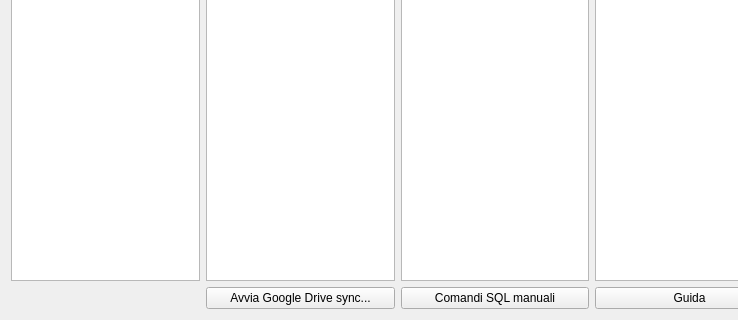
Before: the Qt Designer form AO.ui in Grawa/WorkShiftsIntegrator, drawn with Qt 5; both pictures show x 0 to 738 and y 436 to 756 of the 990 by 756 pixel window.
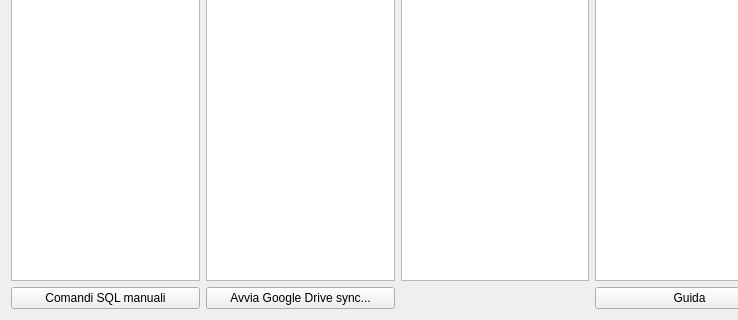
After: the same form once the commit is applied.

The edit to the form file:
```diff
--- a/AO.ui
+++ b/AO.ui
@@ -80,13 +80,6 @@
        </property>
       </widget>
      </item>
-     <item row="2" column="2">
-      <widget class="QPushButton" name="pushButton_9">
-       <property name="text">
-        <string>Comandi SQL manuali</string>
-       </property>
-      </widget>
-     </item>
      <item row="2" column="1">
       <widget class="QPushButton" name="pushButton_drivesync">
        <property name="text">
@@ -94,6 +87,13 @@
        </property>
       </widget>
      </item>
+     <item row="2" column="0">
+      <widget class="QPushButton" name="pushButton_9">
+       <property name="text">
+        <string>Comandi SQL manuali</string>
+       </property>
+      </widget>
+     </item>
     </layout>
    </item>
    <item row="0" column="5">
```
